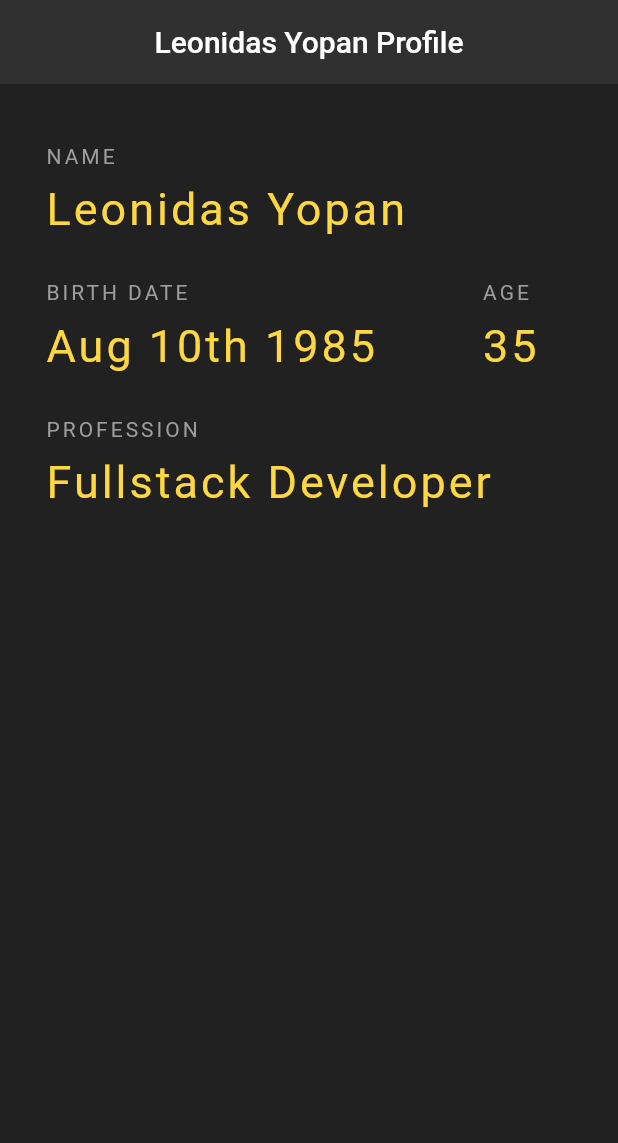
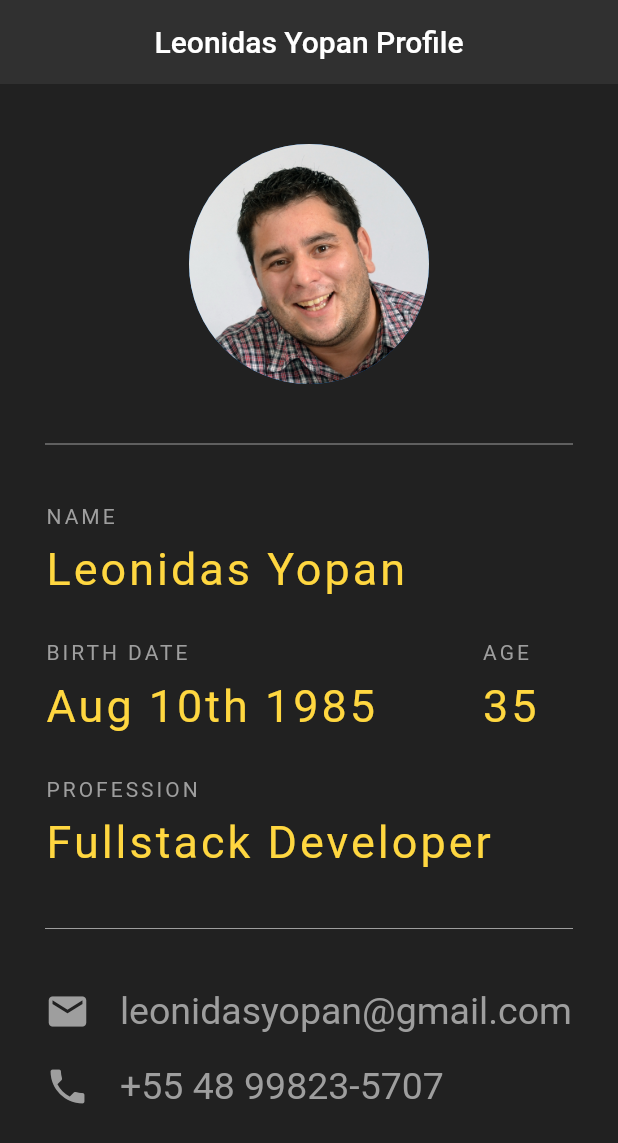
Before and after one commit to leonidasyopan/flutter-profile-card, a Flutter app: the screen it shows after launch, on a phone screen of 412 x 824 dp. Shown: the top 1143 px of the screen. Run offline on Flutter 3.47's test engine with Material 2 defaults, Android fonts, the phone set to English and light mode, and no system bars.

Commit message:
Completed profile card

```diff
--- a/lib/main.dart
+++ b/lib/main.dart
@@ -23,6 +23,16 @@ class Home extends StatelessWidget {
         child: Column(
           crossAxisAlignment: CrossAxisAlignment.start,
           children: [
+            Center(
+              child: CircleAvatar(
+                radius: 80.0,
+                backgroundImage: AssetImage('assets/leonidas.jpg'),
+              ),
+            ),
+            Divider(
+              color: Colors.grey,
+              height: 80.0,
+            ),
             Text(
               'NAME',
               style: TextStyle(
@@ -104,7 +114,45 @@ class Home extends StatelessWidget {
                 fontSize: 30.0,
               ),
             ),
-            SizedBox(height: 30.0,),
+            Divider(
+              color: Colors.grey,
+              height: 80.0,
+            ),
+            Row(
+              children: [
+                Icon(
+                  Icons.email,
+                  color: Colors.grey,
+                  size: 30.0,
+                ),
+                SizedBox(width: 20.0),
+                Text(
+                  'leonidasyopan@gmail.com',
+                  style: TextStyle(
+                    color: Colors.grey,
+                    fontSize: 25.0
+                  ),
+                ),
+              ],
+            ),
+            SizedBox(height: 20.0),
+            Row(
+              children: [
+                Icon(
+                  Icons.phone,
+                  color: Colors.grey,
+                  size: 30.0,
+                ),
+                SizedBox(width: 20.0),
+                Text(
+                  '+55 48 99823-5707',
+                  style: TextStyle(
+                    color: Colors.grey,
+                    fontSize: 25.0
+                  ),
+                ),
+              ],
+            ),
           ],
         ),
       ),
```
Also changed, not shown: pubspec.yaml (+3 -6 lines).
